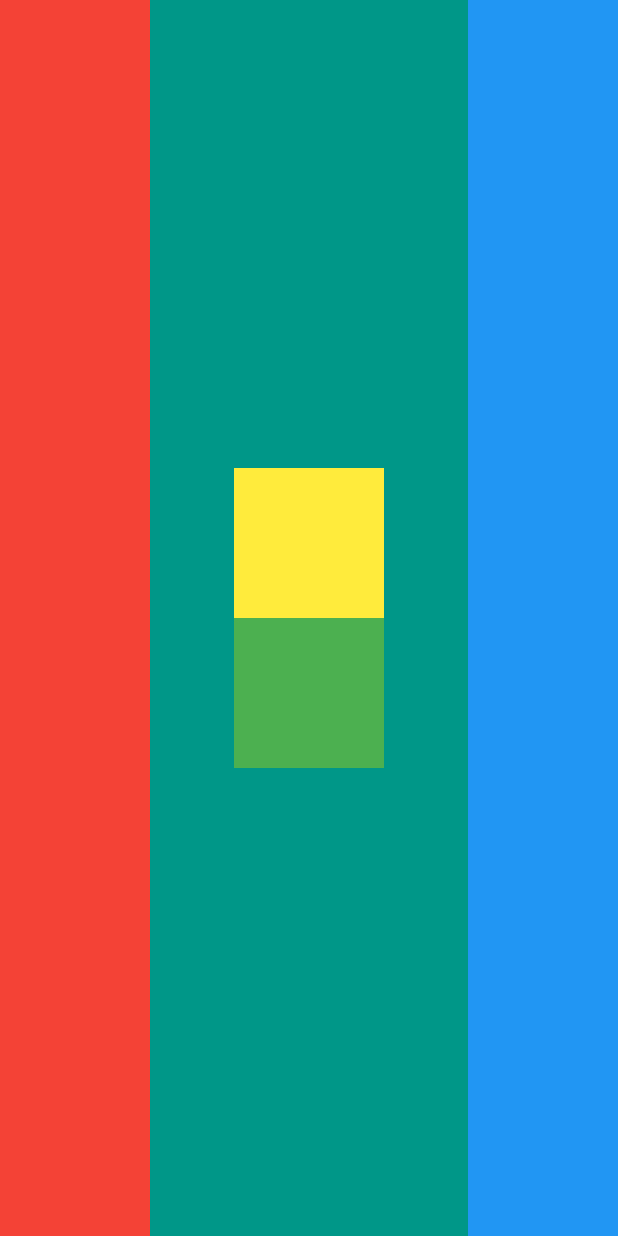
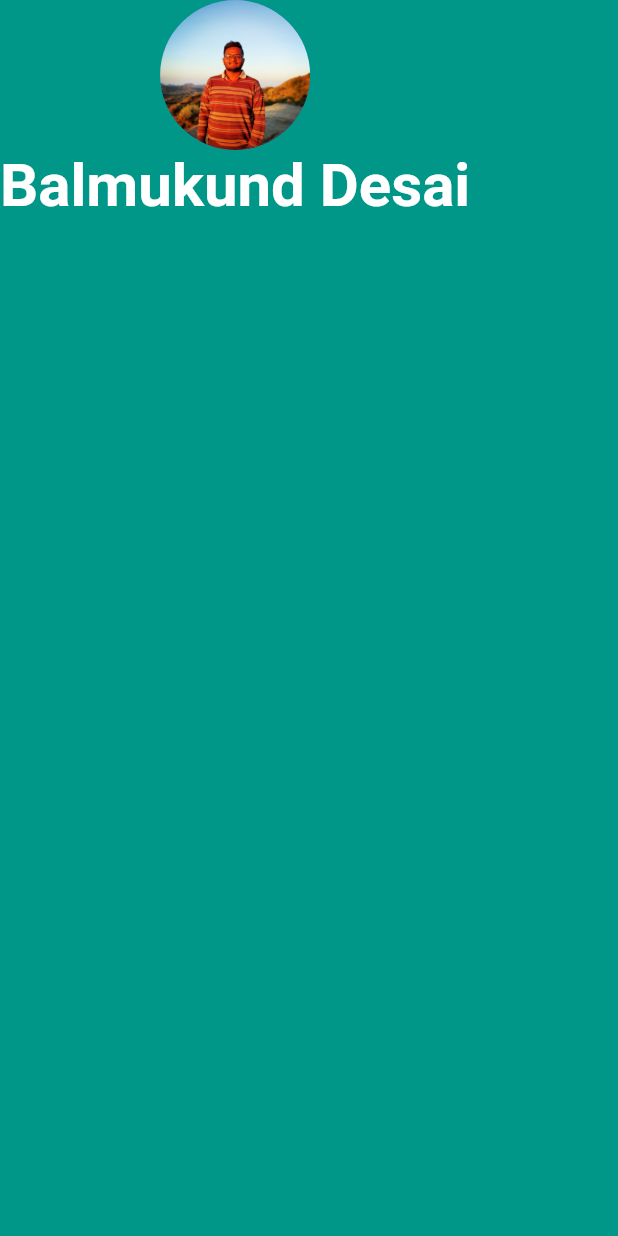
Before and after one commit to bmdesai0309/mi_card, a Flutter app: the screen it shows after launch, on a phone screen of 412 x 824 dp. Run offline on Flutter 3.47's test engine with Material 2 defaults, Android fonts, the phone set to English and light mode, and no system bars.

Commit message:
Working on protfolio, add image and name in app

```diff
--- a/lib/main.dart
+++ b/lib/main.dart
@@ -2,9 +2,7 @@ import 'package:flutter/cupertino.dart';
 import 'package:flutter/material.dart';
 
 void main() {
-  runApp(
-    MyApp()
-  );
+  runApp(MyApp());
 }
 
 class MyApp extends StatelessWidget {
@@ -14,36 +12,22 @@ class MyApp extends StatelessWidget {
       home: Scaffold(
         backgroundColor: Colors.teal,
         body: SafeArea(
-          child: Row(
-            mainAxisAlignment: MainAxisAlignment.spaceBetween,
-            crossAxisAlignment: CrossAxisAlignment.stretch,
-            children: <Widget>[
-              Container(
-                width: 100.0,
-                color: Colors.red,
+            child: Column(
+          children: <Widget>[
+            CircleAvatar(
+              radius: 50.0,
+              backgroundImage: AssetImage('images/my_image.jpg'),
+            ),
+            Text(
+              'Balmukund Desai',
+              style: TextStyle(
+                fontSize: 40.0,
+                color: Colors.white,
+                fontWeight: FontWeight.bold,
               ),
-              Column(
-                mainAxisAlignment: MainAxisAlignment.center,
-                children: <Widget>[
-                  Container(
-                    width: 100.0,
-                    height: 100.0,
-                    color: Colors.yellow,
-                  ),
-                  Container(
-                    width: 100.0,
-                    height: 100.0,
-                    color: Colors.green,
-                  )
-                ],
-              ),
-              Container(
-                width: 100.0,
-                color: Colors.blue,
-              ),
-            ],
-          ),
-        ),
+            )
+          ],
+        )),
       ),
     );
   }
--- a/pubspec.yaml
+++ b/pubspec.yaml
@@ -37,9 +37,8 @@ flutter:
   uses-material-design: true
 
   # To add assets to your application, add an assets section, like this:
-  # assets:
-  #  - images/a_dot_burr.jpeg
-  #  - images/a_dot_ham.jpeg
+  assets:
+    - images/
 
   # An image asset can refer to one or more resolution-specific "variants", see
   # https://flutter.io/assets-and-images/#resolution-aware.
```
Also changed, not shown: images/my_image.jpg (added).
